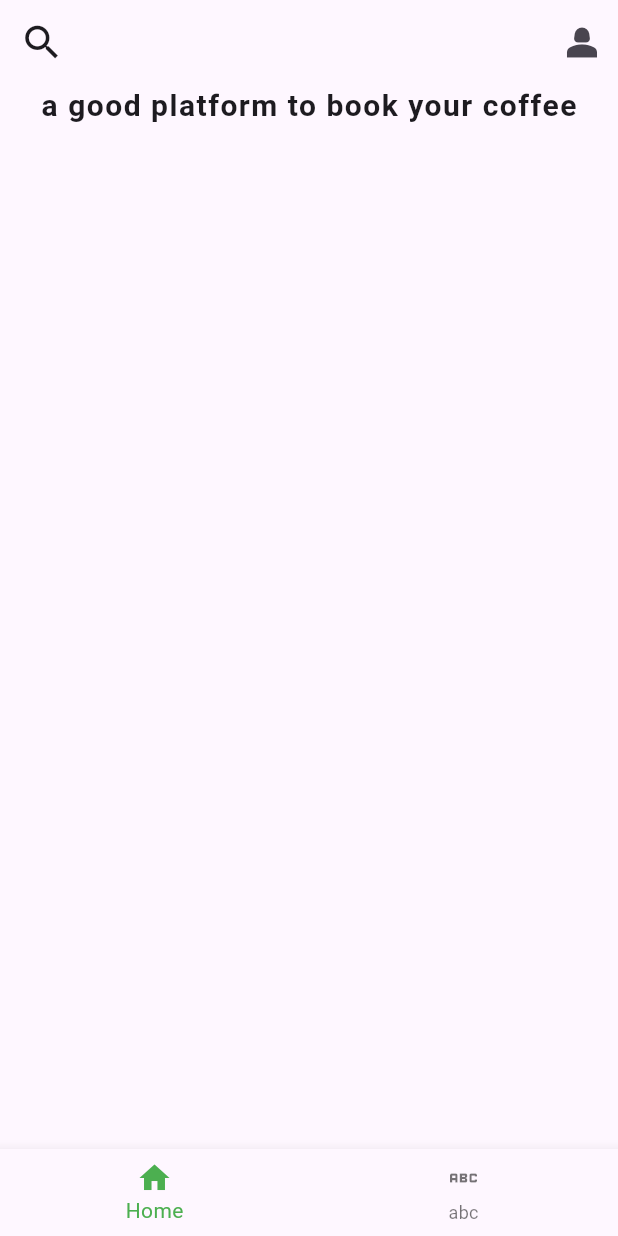
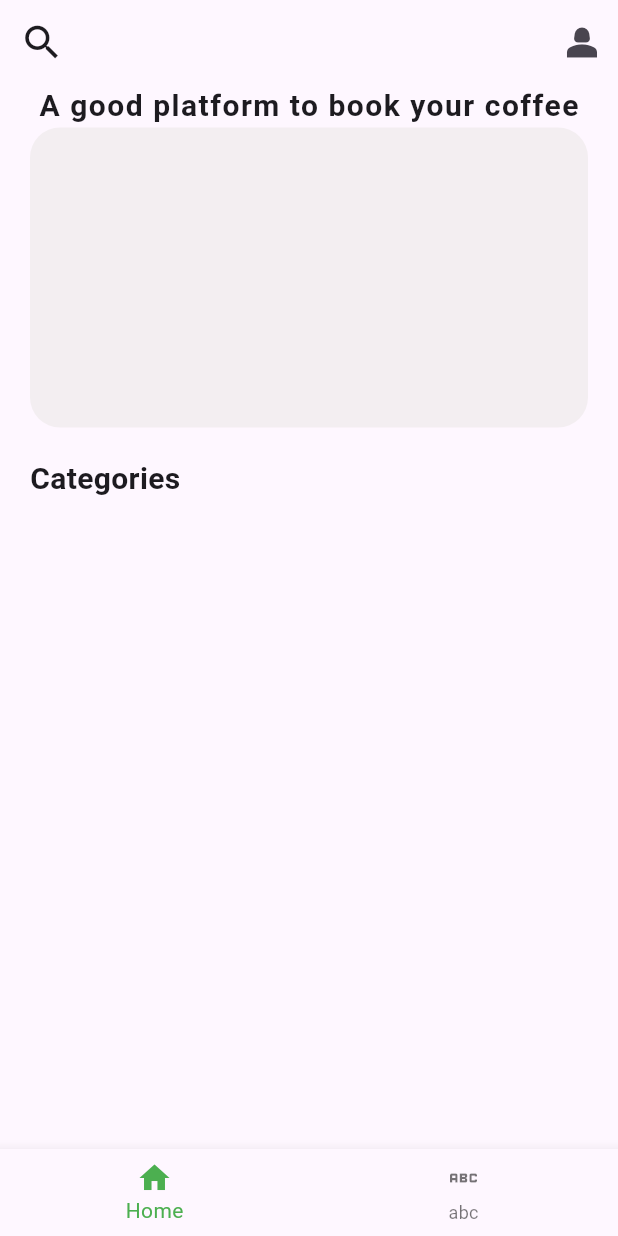
Before and after one commit to loydcardozo/coffeeapp, a Flutter app: the screen it shows after launch, on a phone screen of 412 x 824 dp. Run offline on Flutter 3.47's test engine with Material 3 defaults, Android fonts, the phone set to English and light mode, and no system bars.

Commit message:
changes to files

```diff
--- a/lib/components/HomescreenBanner.dart
+++ b/lib/components/HomescreenBanner.dart
@@ -7,8 +7,10 @@ class HomeScreenBanner extends StatelessWidget {
   Widget build(BuildContext context) {
     return Container(
       width: double.infinity,
+      height: 200,
       decoration: BoxDecoration(
         color: Color.fromARGB(153, 236, 232, 232),
+        // color: Color.fromARGB(255, 52, 73, 85),
         borderRadius: BorderRadius.circular(20),
       ),
 
--- a/lib/pages/HomePage.dart
+++ b/lib/pages/HomePage.dart
@@ -1,5 +1,6 @@
 import 'package:coffeeapp/components/HomescreenBanner.dart';
 import 'package:flutter/material.dart';
+import 'package:flutter/widgets.dart';
 
 class HomePage extends StatefulWidget {
   const HomePage({super.key});
@@ -9,6 +10,16 @@ class HomePage extends StatefulWidget {
 }
 
 class _HomePageState extends State<HomePage> {
+
+  List<Map<String,String>> items =[
+    {
+      "Name" : "capucino",
+      "image" : "assets/images/"
+    },
+    {
+      "Name" : ""
+    }
+  ];
   @override
   Widget build(BuildContext context) {
     return Scaffold(
@@ -37,7 +48,7 @@ class _HomePageState extends State<HomePage> {
           padding: const EdgeInsets.symmetric(horizontal: 20),
           child: Column(
             children: [
-              Text('a good platform to book your coffee',
+              Text('A good platform to book your coffee',
                 style: TextStyle(
                   fontSize: 20,
                   fontWeight: FontWeight.bold,
@@ -46,6 +57,21 @@ class _HomePageState extends State<HomePage> {
               ),
 
               HomeScreenBanner(),
+
+              SizedBox(height: 20,),
+
+              Align(
+                alignment: Alignment.centerLeft,
+                child: Text(
+                  'Categories',
+                  style: TextStyle(
+                    fontSize: 20,
+                    fontWeight: FontWeight.bold,
+                  ),
+                ),
+              ),
+
+
             ],
           ),
         ),
```
